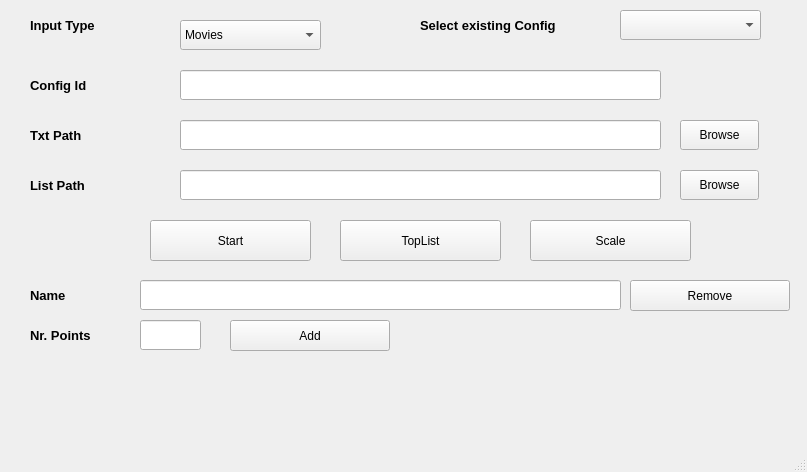
First picture: the form in lister.ui, repository Eglis05/MovieList, before the edit.
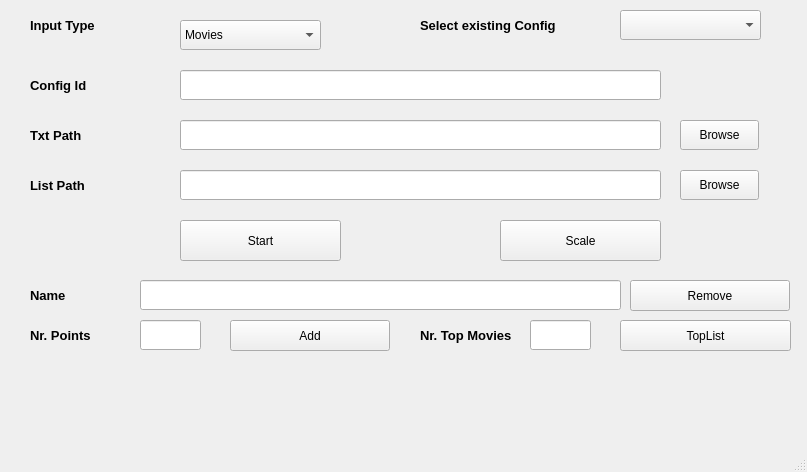
Second picture: the form after the edit.

Patch:
```diff
--- a/lister.ui
+++ b/lister.ui
@@ -17,7 +17,7 @@
    <widget class="QPushButton" name="btnStart">
     <property name="geometry">
      <rect>
-      <x>150</x>
+      <x>180</x>
       <y>220</y>
       <width>161</width>
       <height>41</height>
@@ -385,10 +385,10 @@
    <widget class="QPushButton" name="btnTop">
     <property name="geometry">
      <rect>
-      <x>340</x>
-      <y>220</y>
-      <width>161</width>
-      <height>41</height>
+      <x>620</x>
+      <y>320</y>
+      <width>171</width>
+      <height>31</height>
      </rect>
     </property>
     <property name="text">
@@ -398,7 +398,7 @@
    <widget class="QPushButton" name="btnScale">
     <property name="geometry">
      <rect>
-      <x>530</x>
+      <x>500</x>
       <y>220</y>
       <width>161</width>
       <height>41</height>
@@ -408,6 +408,48 @@
      <string>Scale</string>
     </property>
    </widget>
+   <widget class="QLabel" name="lblInput_5">
+    <property name="geometry">
+     <rect>
+      <x>420</x>
+      <y>320</y>
+      <width>111</width>
+      <height>30</height>
+     </rect>
+    </property>
+    <property name="font">
+     <font>
+      <pointsize>10</pointsize>
+      <weight>75</weight>
+      <bold>true</bold>
+     </font>
+    </property>
+    <property name="text">
+     <string>Nr. Top Movies</string>
+    </property>
+    <property name="alignment">
+     <set>Qt::AlignLeading|Qt::AlignLeft|Qt::AlignVCenter</set>
+    </property>
+    <property name="wordWrap">
+     <bool>false</bool>
+    </property>
+   </widget>
+   <widget class="QLineEdit" name="Top">
+    <property name="geometry">
+     <rect>
+      <x>530</x>
+      <y>320</y>
+      <width>61</width>
+      <height>30</height>
+     </rect>
+    </property>
+    <property name="inputMethodHints">
+     <set>Qt::ImhNone</set>
+    </property>
+    <property name="text">
+     <string/>
+    </property>
+   </widget>
   </widget>
   <widget class="QMenuBar" name="menubar">
    <property name="geometry">
```
